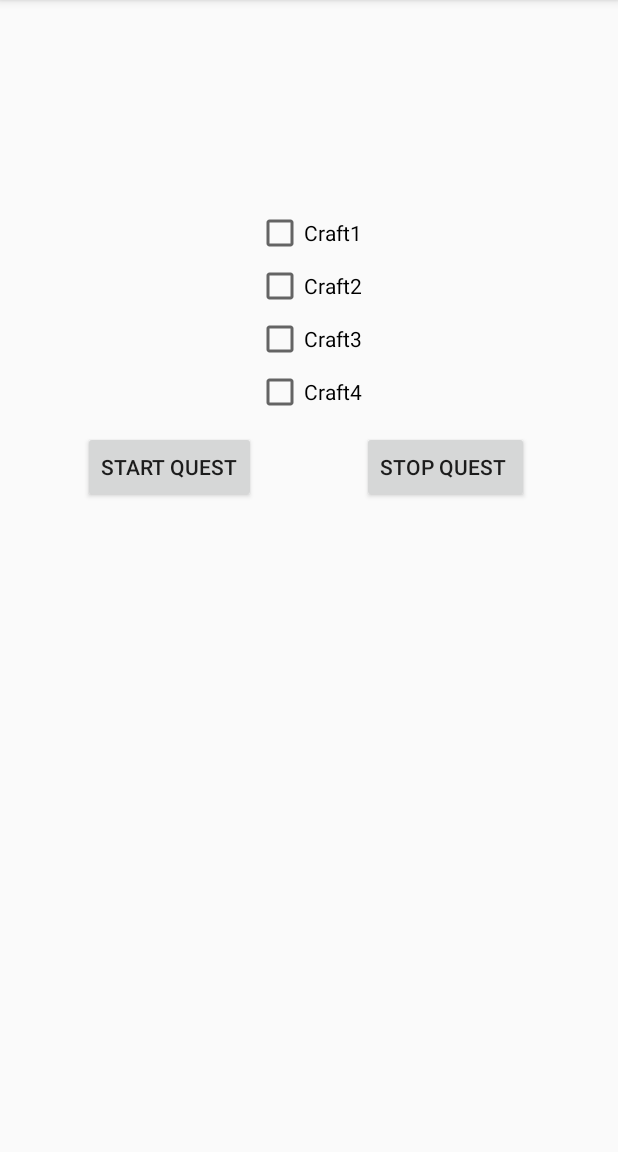
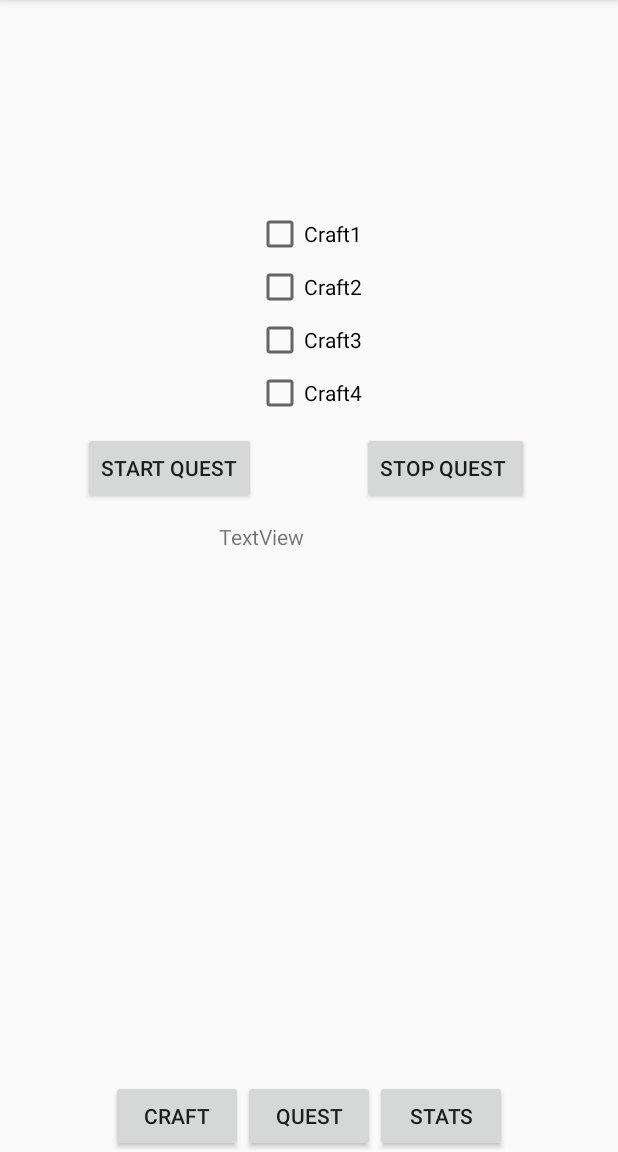
Before and after one commit to gordineerandrew/FatKillerRPG, an Android app: the screen it shows after launch (MainActivity), on a phone screen of 412 x 824 dp, the part 84-1236 px from its top. Run offline under Robolectric (Android 15) with nearby library versions, the phone set to English and light mode, and no system bars.

Commit message:
got quest partially finished(2)

```diff
--- a/app/src/main/res/layout/activity_main.xml
+++ b/app/src/main/res/layout/activity_main.xml
@@ -12,6 +12,7 @@
         android:layout_width="match_parent"
         android:layout_height="wrap_content"
         android:gravity="center"
+        android:layout_above="@+id/QuestPlayer"
         />
 
 
@@ -39,9 +40,8 @@
         android:id="@+id/craft1"
         android:layout_width="wrap_content"
         android:layout_height="wrap_content"
-        android:layout_marginTop="120dp"
+        android:layout_marginTop="140dp"
         android:text="Craft1"
-        android:layout_below="@+id/tv_steps"
         android:layout_centerHorizontal="true" />
     <CheckBox
         android:id="@+id/craft2"
@@ -71,7 +71,39 @@
         android:layout_alignLeft="@+id/craft3"
         android:layout_alignStart="@+id/craft3" />
 
+    <TextView
+        android:id="@+id/loot"
+        android:layout_width="120sp"
+        android:layout_height="90sp"
+        android:layout_below="@id/craft4"
+        android:layout_centerInParent="true"
+        android:layout_marginTop="70sp"
+        android:text="TextView" />
 
+    <Button
+        android:id="@+id/CraftingPlayer"
+        android:layout_width="wrap_content"
+        android:layout_height="wrap_content"
+        android:layout_alignParentBottom="true"
+        android:layout_toLeftOf="@+id/QuestPlayer"
+        android:text="Craft" />
+
+    <Button
+        android:id="@+id/QuestPlayer"
+        android:layout_width="wrap_content"
+        android:layout_height="wrap_content"
+        android:layout_alignParentBottom="true"
+        android:layout_centerInParent="true"
+        android:text="Quest" />
+
+    <Button
+        android:id="@+id/StatusPlayer"
+        android:layout_width="wrap_content"
+        android:layout_height="wrap_content"
+        android:layout_alignParentBottom="true"
+        android:layout_toEndOf="@+id/QuestPlayer"
+        android:layout_toRightOf="@+id/QuestPlayer"
+        android:text="Stats" />
 
 
 </RelativeLayout>
```
